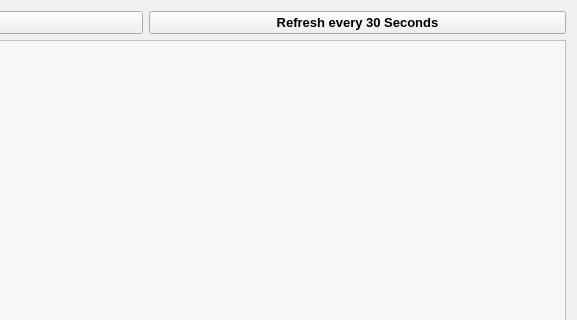
The window that Source_Code/source_files/isrt_monitor.ui (sargolin/ISRT-Insurgency-Sandstorm-RCON-TOOL-and-Mapchanger) describes before a commit, drawn with Qt 5; both pictures show x 285 to 862 and y 0 to 320 of the 862 by 684 pixel window.
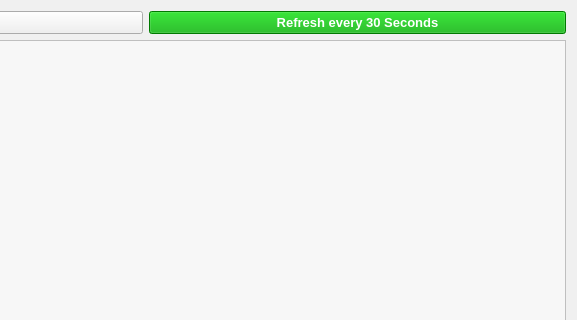
The same window after the commit. Icons and pictures are not drawn.

What changed in the file:
```diff
--- a/Source_Code/source_files/isrt_monitor.ui
+++ b/Source_Code/source_files/isrt_monitor.ui
@@ -59,6 +59,10 @@
            <bold>true</bold>
           </font>
          </property>
+         <property name="styleSheet">
+          <string notr="true">background-color: rgb(0, 170, 0);
+color: rgb(255, 255, 255);</string>
+         </property>
          <property name="text">
           <string>Refresh every 30 Seconds</string>
          </property>
```
